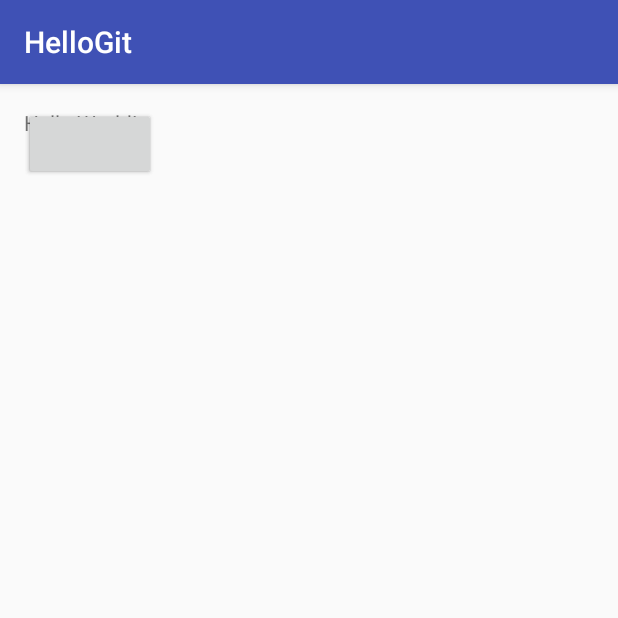
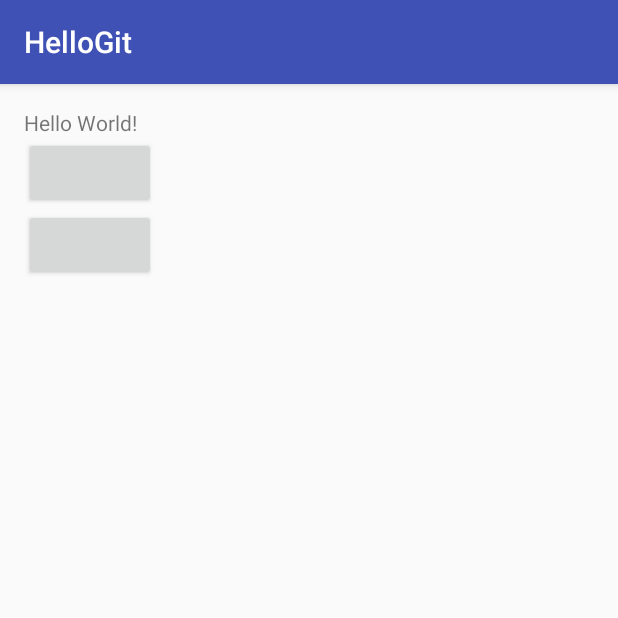
Before and after one commit to mabel-syrup/HelloGit, an Android app: the screen it shows after launch (MainActivity), on a phone screen of 412 x 824 dp, the top half of it. Run offline under Robolectric (Android 15) with nearby library versions, the phone set to English and light mode, and no system bars.

```diff
--- a/app/src/main/res/layout/activity_main.xml
+++ b/app/src/main/res/layout/activity_main.xml
@@ -12,13 +12,20 @@
     <TextView
         android:layout_width="wrap_content"
         android:layout_height="wrap_content"
-        android:text="Hello World!" />
+        android:text="Hello World!"
+        android:id="@+id/textView" />
     <Button
         android:layout_width="wrap_content"
         android:layout_height="wrap_content"
-        android:id="@+id/button"/>
+        android:id="@+id/button"
+        android:layout_below="@+id/textView"
+        android:layout_alignParentLeft="true"
+        android:layout_alignParentStart="true" />
     <Button
         android:layout_width="wrap_content"
         android:layout_height="wrap_content"
-        android:id="@+id/button2"/>
+        android:id="@+id/button2"
+        android:layout_below="@+id/button"
+        android:layout_alignParentLeft="true"
+        android:layout_alignParentStart="true" />
 </RelativeLayout>
```
